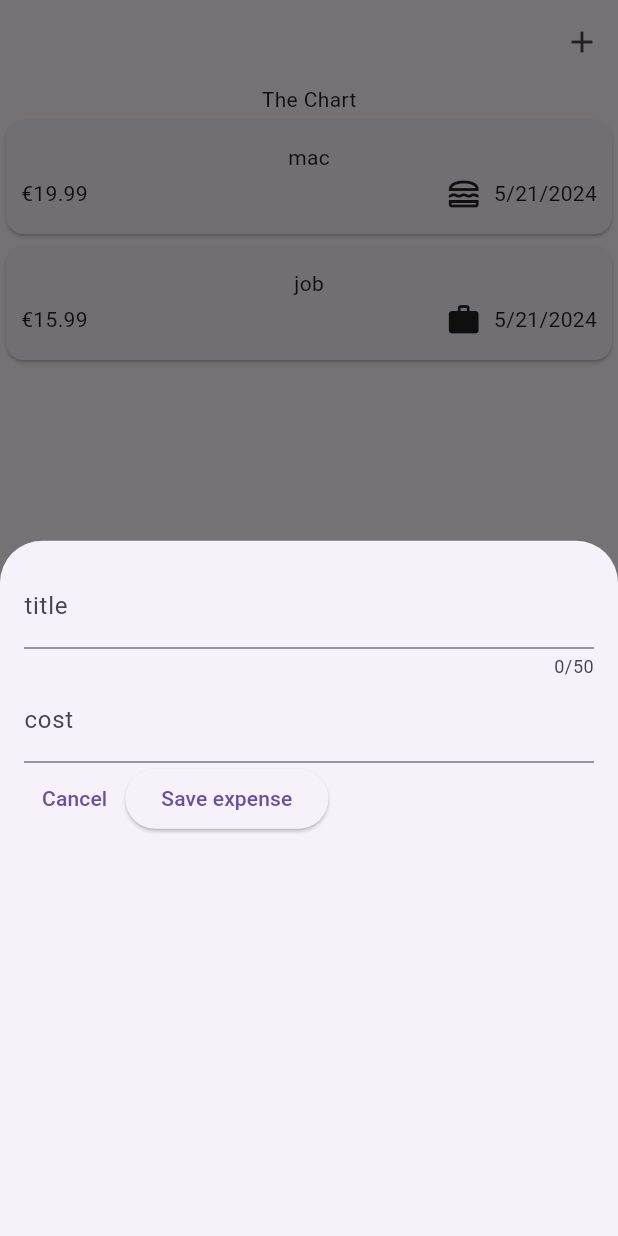
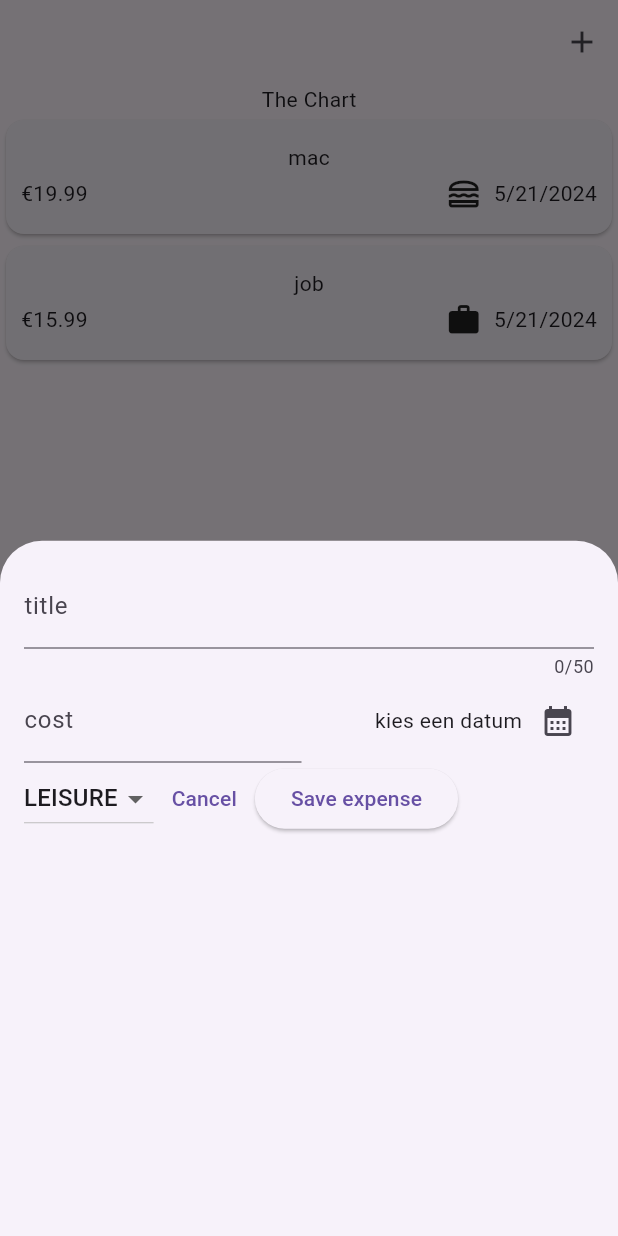
Before and after one commit to MansoorMateen/expenses_tracker, a Flutter app: the screen it shows after launch, after a tap on the "add" icon, on a phone screen of 412 x 824 dp. Run offline on Flutter 3.47's test engine with Material 3 defaults, Android fonts, the phone set to English and light mode, and no system bars.

Commit message:
added addExpense

```diff
--- a/lib/widgets/expenses.dart
+++ b/lib/widgets/expenses.dart
@@ -32,8 +32,14 @@ class _ExpensesState extends State<Expenses> {
   void _openAddExpenseOverlay() {
     showModalBottomSheet(
       context: context,
-      builder: (ctx) => NewExpense(),
+      builder: (ctx) => NewExpense(onAddExpense: _addExpense),
     );
+  }
+
+  void _addExpense(Expense expense) {
+    setState(() {
+      _registeredExpenses.add(expense);
+    });
   }
 
   @override
--- a/lib/widgets/new_expense.dart
+++ b/lib/widgets/new_expense.dart
@@ -1,9 +1,11 @@
-import 'package:flutter/cupertino.dart';
 import 'package:flutter/material.dart';
 import 'package:flutter/services.dart';
+import 'package:expenses_tracker/models/expense.dart';
 
 class NewExpense extends StatefulWidget {
-  const NewExpense({super.key});
+  const NewExpense({super.key, required this.onAddExpense});
+
+  final void Function(Expense expense) onAddExpense;
 
   @override
   State<NewExpense> createState() {
@@ -14,6 +16,53 @@ class NewExpense extends StatefulWidget {
 class _NewExpenseState extends State<NewExpense> {
   final _titleController = TextEditingController();
   final _costController = TextEditingController();
+  DateTime? _selectedDate;
+  Category _selectedCategory = Category.leisure;
+
+  void _presentDatePicker() async {
+    final now = DateTime.now();
+    final firstDate = DateTime(now.year - 1, now.month, now.day);
+    final pickedDate = await showDatePicker(
+      context: context,
+      initialDate: now,
+      firstDate: firstDate,
+      lastDate: now,
+    );
+    setState(() {
+      _selectedDate = pickedDate;
+    });
+  }
+
+  void _submitExpenseData() {
+    final enteredCost = double.tryParse(_costController.text);
+    final costIsInvalid = enteredCost == null || enteredCost <= 0;
+    if (_titleController.text.trim().isEmpty ||
+        costIsInvalid ||
+        _selectedDate == null) {
+      showDialog(
+        context: context,
+        builder: (ctx) => AlertDialog(
+          title: const Text('ongeldige input'),
+          content: const Text('check of alles correct is ingevuld'),
+          actions: [
+            TextButton(
+              onPressed: () {
+                Navigator.pop(ctx);
+              },
+              child: const Text('ok'),
+            ),
+          ],
+        ),
+      );
+      return;
+    }
+
+    widget.onAddExpense(Expense(
+        title: _titleController.text,
+        amount: enteredCost,
+        date: _selectedDate!,
+        category: _selectedCategory));
+  }
 
   @override
   void dispose() {
@@ -31,23 +80,73 @@ class _NewExpenseState extends State<NewExpense> {
           TextField(
             controller: _titleController,
             maxLength: 50,
-            decoration: InputDecoration(
+            decoration: const InputDecoration(
               label: Text('title'),
             ),
           ),
-          TextField(
+          Row(
+            children: [
+              Expanded(
+                child: TextField(
                   keyboardType: TextInputType.number,
                   inputFormatters: <TextInputFormatter>[
                     FilteringTextInputFormatter.digitsOnly
                   ],
                   controller: _costController,
-            decoration: InputDecoration(
-              prefixText: '\€ ',
+                  decoration: const InputDecoration(
+                    prefixText: '€ ',
                     label: Text('cost'),
                   ),
                 ),
+              ),
+              const SizedBox(
+                width: 10,
+              ),
+              Expanded(
+                child: Row(
+                  mainAxisAlignment: MainAxisAlignment.end,
+                  crossAxisAlignment: CrossAxisAlignment.center,
+                  children: [
+                    Text(
+                      _selectedDate == null
+                          ? 'kies een datum'
+                          : formatter.format(
+                              _selectedDate!,
+                            ),
+                    ),
+                    IconButton(
+                        onPressed: _presentDatePicker,
+                        icon: const Icon(
+                          Icons.calendar_month,
+                        )),
+                  ],
+                ),
+              )
+            ],
+          ),
           Row(
             children: [
+              DropdownButton(
+                value: _selectedCategory,
+                items: Category.values
+                    .map(
+                      (category) => DropdownMenuItem(
+                        value: category,
+                        child: Text(
+                          category.name.toUpperCase(),
+                        ),
+                      ),
+                    )
+                    .toList(),
+                onChanged: (value) {
+                  if (value == null) {
+                    return;
+                  }
+                  setState(() {
+                    _selectedCategory = value;
+                  });
+                },
+              ),
               TextButton(
                 onPressed: () {
                   Navigator.pop(context);
@@ -55,10 +154,7 @@ class _NewExpenseState extends State<NewExpense> {
                 child: const Text('Cancel'),
               ),
               ElevatedButton(
-                onPressed: () {
-                  print(_titleController.text);
-                  print(_costController.text);
-                },
+                onPressed: _submitExpenseData,
                 child: const Text('Save expense'),
               ),
             ],
```
Also changed, not shown: 1 other file. Lines whose indentation alone changed are shown as unchanged.
